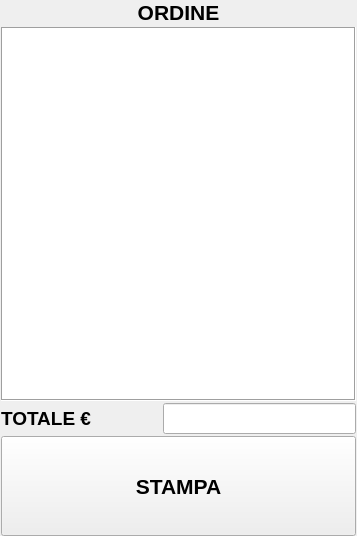
This is src/ordine.ui in mtonin/gestcassa as Qt 5 draws it before an edit. The edited form follows.
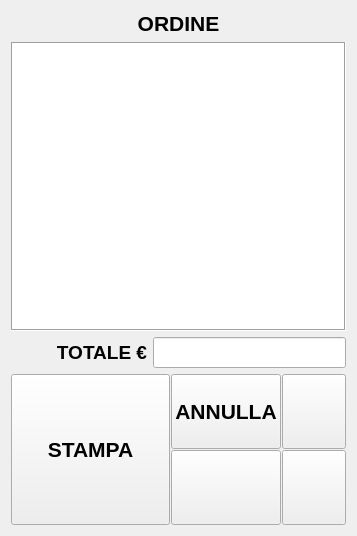
This is the edited form. Custom widgets are drawn as their Qt base class.

Commit message: - aggiunti pulsanti gestione ordine

Diff of the .ui file:
```diff
--- a/src/ordine.ui
+++ b/src/ordine.ui
@@ -23,21 +23,6 @@
    <string notr="true"/>
   </property>
   <layout class="QVBoxLayout" name="verticalLayout">
-   <property name="spacing">
-    <number>2</number>
-   </property>
-   <property name="leftMargin">
-    <number>1</number>
-   </property>
-   <property name="topMargin">
-    <number>0</number>
-   </property>
-   <property name="rightMargin">
-    <number>1</number>
-   </property>
-   <property name="bottomMargin">
-    <number>0</number>
-   </property>
    <item>
     <widget class="QLabel" name="label">
      <property name="sizePolicy">
@@ -53,6 +38,12 @@
    </item>
    <item>
     <widget class="QTableView" name="articoliTab">
+     <property name="sizePolicy">
+      <sizepolicy hsizetype="Expanding" vsizetype="Expanding">
+       <horstretch>0</horstretch>
+       <verstretch>2</verstretch>
+      </sizepolicy>
+     </property>
      <property name="frameShape">
       <enum>QFrame::Box</enum>
      </property>
@@ -78,7 +69,7 @@
       <enum>Qt::DotLine</enum>
      </property>
      <attribute name="horizontalHeaderVisible">
-      <bool>true</bool>
+      <bool>false</bool>
      </attribute>
      <attribute name="horizontalHeaderStretchLastSection">
       <bool>false</bool>
@@ -93,13 +84,6 @@
    </item>
    <item>
     <layout class="QHBoxLayout" name="horizontalLayout_2">
-     <item>
-      <widget class="QLabel" name="label_3">
-       <property name="text">
-        <string>&lt;html&gt;&lt;head/&gt;&lt;body&gt;&lt;p&gt;&lt;span style=&quot; font-size:14pt; font-weight:600;&quot;&gt;TOTALE €&lt;/span&gt;&lt;/p&gt;&lt;/body&gt;&lt;/html&gt;</string>
-       </property>
-      </widget>
-     </item>
      <item>
       <spacer name="horizontalSpacer">
        <property name="orientation">
@@ -113,6 +97,16 @@
        </property>
       </spacer>
      </item>
+     <item>
+      <widget class="QLabel" name="label_3">
+       <property name="text">
+        <string>&lt;html&gt;&lt;head/&gt;&lt;body&gt;&lt;p&gt;&lt;span style=&quot; font-size:14pt; font-weight:600;&quot;&gt;TOTALE €&lt;/span&gt;&lt;/p&gt;&lt;/body&gt;&lt;/html&gt;</string>
+       </property>
+       <property name="alignment">
+        <set>Qt::AlignRight|Qt::AlignTrailing|Qt::AlignVCenter</set>
+       </property>
+      </widget>
+     </item>
      <item>
       <widget class="QLineEdit" name="totaleLine">
        <property name="font">
@@ -133,33 +127,151 @@
     </layout>
    </item>
    <item>
-    <widget class="QPushButton" name="pushButton">
-     <property name="sizePolicy">
-      <sizepolicy hsizetype="Minimum" vsizetype="Fixed">
-       <horstretch>0</horstretch>
-       <verstretch>0</verstretch>
-      </sizepolicy>
+    <layout class="QGridLayout" name="gridLayout">
+     <property name="spacing">
+      <number>1</number>
      </property>
-     <property name="minimumSize">
-      <size>
-       <width>0</width>
-       <height>100</height>
-      </size>
-     </property>
-     <property name="font">
-      <font>
-       <pointsize>16</pointsize>
-       <weight>75</weight>
-       <bold>true</bold>
-      </font>
-     </property>
-     <property name="text">
-      <string>STAMPA</string>
-     </property>
-    </widget>
+     <item row="0" column="2">
+      <widget class="QPictureButton" name="annullaBtn_1">
+       <property name="sizePolicy">
+        <sizepolicy hsizetype="Minimum" vsizetype="Expanding">
+         <horstretch>1</horstretch>
+         <verstretch>1</verstretch>
+        </sizepolicy>
+       </property>
+       <property name="minimumSize">
+        <size>
+         <width>0</width>
+         <height>75</height>
+        </size>
+       </property>
+       <property name="font">
+        <font>
+         <pointsize>16</pointsize>
+         <weight>75</weight>
+         <bold>true</bold>
+        </font>
+       </property>
+       <property name="text">
+        <string/>
+       </property>
+      </widget>
+     </item>
+     <item row="0" column="1">
+      <widget class="QPictureButton" name="annullaBtn">
+       <property name="sizePolicy">
+        <sizepolicy hsizetype="Minimum" vsizetype="Expanding">
+         <horstretch>1</horstretch>
+         <verstretch>1</verstretch>
+        </sizepolicy>
+       </property>
+       <property name="minimumSize">
+        <size>
+         <width>0</width>
+         <height>75</height>
+        </size>
+       </property>
+       <property name="font">
+        <font>
+         <pointsize>16</pointsize>
+         <weight>75</weight>
+         <bold>true</bold>
+        </font>
+       </property>
+       <property name="text">
+        <string>ANNULLA</string>
+       </property>
+      </widget>
+     </item>
+     <item row="1" column="1">
+      <widget class="QPictureButton" name="annullaBtn_2">
+       <property name="sizePolicy">
+        <sizepolicy hsizetype="Minimum" vsizetype="Expanding">
+         <horstretch>1</horstretch>
+         <verstretch>1</verstretch>
+        </sizepolicy>
+       </property>
+       <property name="minimumSize">
+        <size>
+         <width>0</width>
+         <height>75</height>
+        </size>
+       </property>
+       <property name="font">
+        <font>
+         <pointsize>16</pointsize>
+         <weight>75</weight>
+         <bold>true</bold>
+        </font>
+       </property>
+       <property name="text">
+        <string/>
+       </property>
+      </widget>
+     </item>
+     <item row="1" column="2">
+      <widget class="QPictureButton" name="annullaBtn_3">
+       <property name="sizePolicy">
+        <sizepolicy hsizetype="Minimum" vsizetype="Expanding">
+         <horstretch>1</horstretch>
+         <verstretch>1</verstretch>
+        </sizepolicy>
+       </property>
+       <property name="minimumSize">
+        <size>
+         <width>0</width>
+         <height>75</height>
+        </size>
+       </property>
+       <property name="font">
+        <font>
+         <pointsize>16</pointsize>
+         <weight>75</weight>
+         <bold>true</bold>
+        </font>
+       </property>
+       <property name="text">
+        <string/>
+       </property>
+      </widget>
+     </item>
+     <item row="0" column="0" rowspan="2">
+      <widget class="QPictureButton" name="stampaBtn">
+       <property name="sizePolicy">
+        <sizepolicy hsizetype="Minimum" vsizetype="Expanding">
+         <horstretch>3</horstretch>
+         <verstretch>2</verstretch>
+        </sizepolicy>
+       </property>
+       <property name="minimumSize">
+        <size>
+         <width>0</width>
+         <height>100</height>
+        </size>
+       </property>
+       <property name="font">
+        <font>
+         <pointsize>16</pointsize>
+         <weight>75</weight>
+         <bold>true</bold>
+        </font>
+       </property>
+       <property name="text">
+        <string>STAMPA</string>
+       </property>
+      </widget>
+     </item>
+    </layout>
    </item>
   </layout>
  </widget>
+ <customwidgets>
+  <customwidget>
+   <class>QPictureButton</class>
+   <extends>QPushButton</extends>
+   <header>qpicturebutton.h</header>
+  </customwidget>
+ </customwidgets>
  <resources/>
  <connections/>
 </ui>
```
The commit also changes 4 other files.
